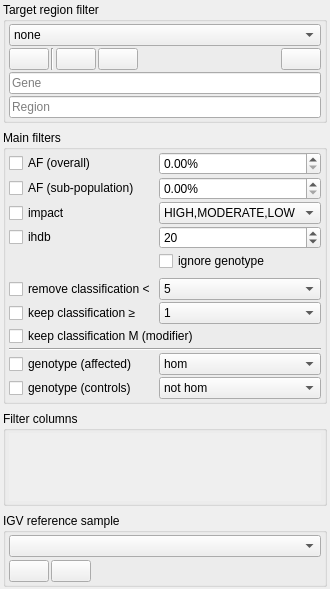
First picture: the form in src/GSvar/FilterDockWidget.ui, repository imgag/ngs-bits, before the edit.
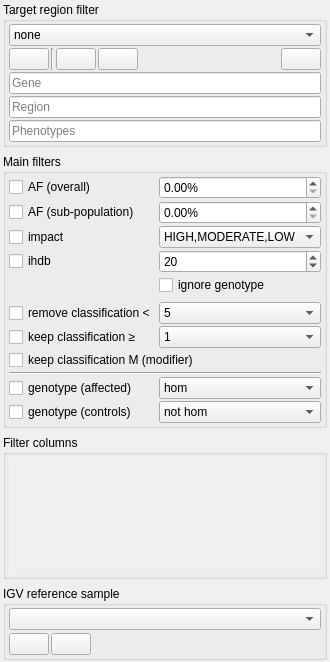
Second picture: the form after the edit. Icons and pictures are not drawn. Custom widgets are drawn as their Qt base class.

Commit message: GSvar: Added phenotype-based filtering to main filter panel.

```diff
--- a/src/GSvar/FilterDockWidget.ui
+++ b/src/GSvar/FilterDockWidget.ui
@@ -7,7 +7,7 @@
     <x>0</x>
     <y>0</y>
     <width>287</width>
-    <height>563</height>
+    <height>662</height>
    </rect>
   </property>
   <property name="features">
@@ -212,6 +212,19 @@
          </property>
         </widget>
        </item>
+       <item>
+        <widget class="ClickableLineEdit" name="hpo_terms">
+         <property name="readOnly">
+          <bool>true</bool>
+         </property>
+         <property name="placeholderText">
+          <string>Phenotypes</string>
+         </property>
+         <property name="clearButtonEnabled">
+          <bool>false</bool>
+         </property>
+        </widget>
+       </item>
       </layout>
      </widget>
     </item>
@@ -656,7 +669,7 @@
             <x>0</x>
             <y>0</y>
             <width>273</width>
-            <height>69</height>
+            <height>146</height>
            </rect>
           </property>
           <layout class="QVBoxLayout" name="verticalLayout_5">
@@ -783,8 +796,13 @@
    </layout>
   </widget>
  </widget>
- <resources>
-  <include location="GSvar.qrc"/>
- </resources>
+ <customwidgets>
+  <customwidget>
+   <class>ClickableLineEdit</class>
+   <extends>QLineEdit</extends>
+   <header>ClickableLineEdit.h</header>
+  </customwidget>
+ </customwidgets>
+ <resources/>
  <connections/>
 </ui>
```
Left out of the diff: 14 changed lines with no effect on the pictures. The commit also changes 22 other files.
